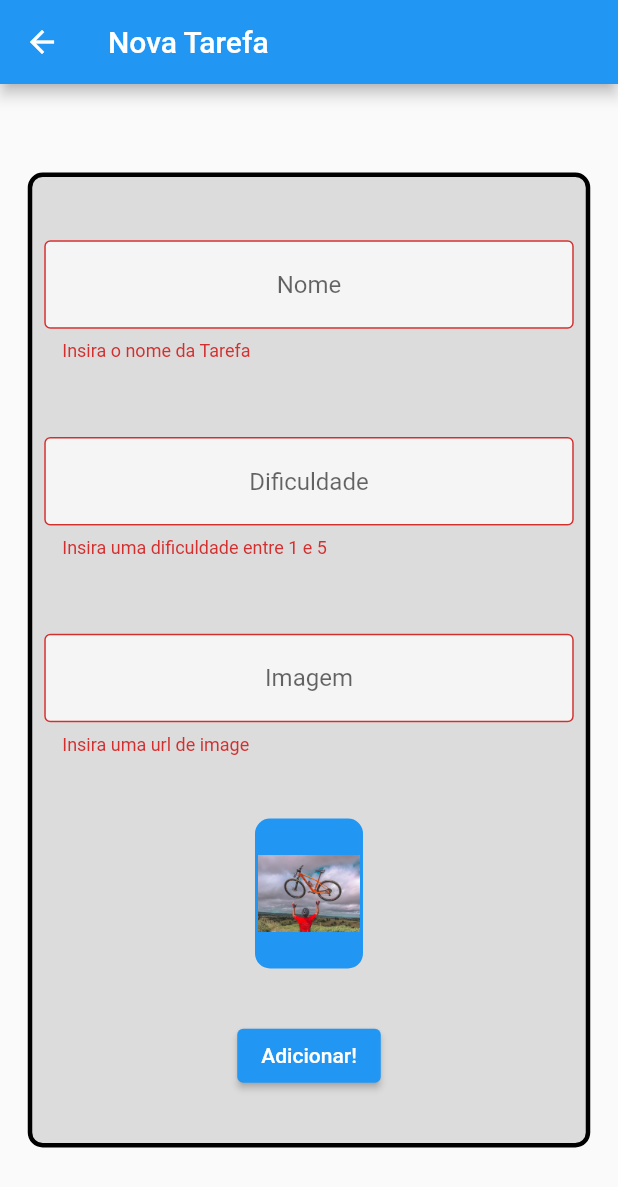
After one commit to GabrielNatan/first_flutter_app, a Flutter app: the FormScreen screen opened directly, after a tap on "Adicionar!", on a phone screen of 412 x 824 dp. The commit adds this screen. Shown: the top 1187 px of the screen. Run offline on Flutter 3.47's test engine with Material 2 defaults, Android fonts, the phone set to English and light mode, and no system bars; network calls fail.

Commit message:
create form screen

```diff
--- a/lib/main.dart
+++ b/lib/main.dart
@@ -1,4 +1,5 @@
 import 'package:flutter/material.dart';
+import 'package:primeiro_app/screens/form_screen.dart';
 import 'screens/initial_screen.dart';
 void main() {
   runApp(const MyApp());
--- /dev/null
+++ b/lib/screens/form_screen.dart
@@ -0,0 +1,143 @@
+import 'package:flutter/material.dart';
+
+class FormScreen extends StatefulWidget {
+  const FormScreen({Key? key}) : super(key: key);
+
+  @override
+  State<FormScreen> createState() => _FormScreenState();
+}
+
+class _FormScreenState extends State<FormScreen> {
+  TextEditingController nameController = TextEditingController();
+  TextEditingController difficultyController = TextEditingController();
+  TextEditingController imageController = TextEditingController();
+  final _formKey = GlobalKey<FormState>();
+  @override
+  Widget build(BuildContext context) {
+    return Form(
+      key: _formKey,
+      child: Scaffold(
+        appBar: AppBar(
+          title: const Text('Nova Tarefa'),
+        ),
+        body: Center(
+          child: SingleChildScrollView(
+            child: Container(
+              height: 650,
+              width: 375,
+              decoration: BoxDecoration(
+                color: Colors.black12,
+                borderRadius: BorderRadius.circular(10),
+                border: Border.all(width: 3),
+              ),
+              child: Column(
+                mainAxisAlignment: MainAxisAlignment.spaceEvenly,
+                crossAxisAlignment: CrossAxisAlignment.center,
+                children: [
+                  Padding(
+                    padding: const EdgeInsets.all(8.0),
+                    child: TextFormField(
+                      validator: (String? value) {
+                        if (value != null && value.isEmpty) {
+                          return 'Insira o nome da Tarefa';
+                        }
+                        return null;
+                      },
+                      controller: nameController,
+                      textAlign: TextAlign.center,
+                      decoration: InputDecoration(
+                        border: OutlineInputBorder(),
+                        hintText: 'Nome',
+                        fillColor: Colors.white70,
+                        filled: true,
+                      ),
+                    ),
+                  ),
+                  Padding(
+                    padding: const EdgeInsets.all(8.0),
+                    child: TextFormField(
+                      validator: (value) {
+                        if (value!.isEmpty ||
+                            int.parse(value) > 5 ||
+                            int.parse(value) < 1) {
+                          return 'Insira uma dificuldade entre 1 e 5';
+                        }
+                        return null;
+                      },
+                      keyboardType: TextInputType.number,
+                      controller: difficultyController,
+                      textAlign: TextAlign.center,
+                      decoration: InputDecoration(
+                        border: OutlineInputBorder(),
+                        hintText: 'Dificuldade',
+                        fillColor: Colors.white70,
+                        filled: true,
+                      ),
+                    ),
+                  ),
+                  Padding(
+                    padding: const EdgeInsets.all(8.0),
+                    child: TextFormField(
+                      keyboardType: TextInputType.url,
+                      onChanged: (text) {
+                        setState(() {});
+                      },
+                      controller: imageController,
+                      validator: (String? value) {
+                        if (value!.isEmpty) {
+                          return 'Insira uma url de image';
+                        }
+                        return null;
+                      },
+                      textAlign: TextAlign.center,
+                      decoration: InputDecoration(
+                        border: OutlineInputBorder(),
+                        hintText: 'Imagem',
+                        fillColor: Colors.white70,
+                        filled: true,
+                      ),
+                    ),
+                  ),
+                  Container(
+                    height: 100,
+                    width: 72,
+                    decoration: BoxDecoration(
+                      color: Colors.blue,
+                      borderRadius: BorderRadius.circular(10),
+                      border: Border.all(width: 2, color: Colors.blue),
+                    ),
+                    child: ClipRRect(
+                      borderRadius: BorderRadius.circular(10),
+                      child: Image.network(
+                        imageController.text,
+                        errorBuilder: (BuildContext context, Object exception,
+                            StackTrace? stackTrace) {
+                          return Image.asset('assets/images/bike.webp');
+                        },
+                        fit: BoxFit.cover,
+                      ),
+                    ),
+                  ),
+                  ElevatedButton(
+                    onPressed: () {
+                      if (_formKey.currentState!.validate()) {
+                        print(nameController.text);
+                        print(int.parse(difficultyController.text));
+                        print(imageController.text);
+                        ScaffoldMessenger.of(context).showSnackBar(
+                            const SnackBar(
+                                content: Text("Tarefa está sendo adicionada")));
+                        Navigator.pop(context);
+                      }
+                    },
+                    child: Text('Adicionar!'),
+                  ),
+                ],
+              ),
+            ),
+          ),
+        ),
+      ),
+    );
+  }
+}
--- a/lib/screens/initial_screen.dart
+++ b/lib/screens/initial_screen.dart
@@ -1,4 +1,5 @@
 import 'package:flutter/material.dart';
+import 'package:primeiro_app/screens/form_screen.dart';
 import '../components/task.dart';
 
 class InitialScreen extends StatefulWidget {
@@ -9,7 +10,6 @@
 }
 
 class _InitialScreenState extends State<InitialScreen> {
-    bool opacidade = true;
   @override
   Widget build(BuildContext context) {
     return  Scaffold(
@@ -19,10 +19,7 @@
             child: Text('Tarefas'),
           ),
         ),
-        body: AnimatedOpacity(
-          opacity: opacidade ? 1 : 0,
-          duration: const Duration(milliseconds: 1000),
-          child: ListView(children: const [
+        body: ListView(children: const [
           Task(
               'Esse é legal',
               'assets/images/bike.webp',
@@ -41,14 +38,15 @@
               4),
           SizedBox(height: 100,)
         ]),
-        ),
         floatingActionButton: FloatingActionButton.large(
           onPressed: () {
-            setState(() {
-              opacidade = !opacidade;
-            });
+            Navigator.push(
+              context,
+              MaterialPageRoute(
+                builder: (context)=> const FormScreen())
+            );
           },
-          child: const Icon(Icons.remove_red_eye),
+          child: const Icon(Icons.add),
         ),
       );
   }
```
Lines whose indentation alone changed are shown as unchanged.
